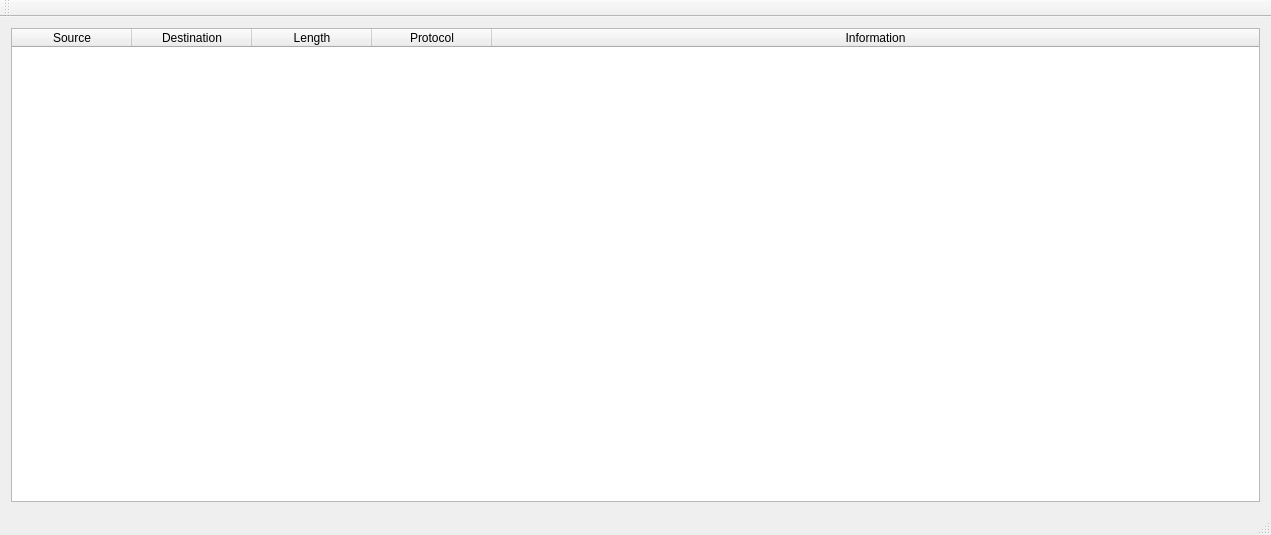
Qt form mainwindow.ui (Shinao/CDansLair) before a commit.
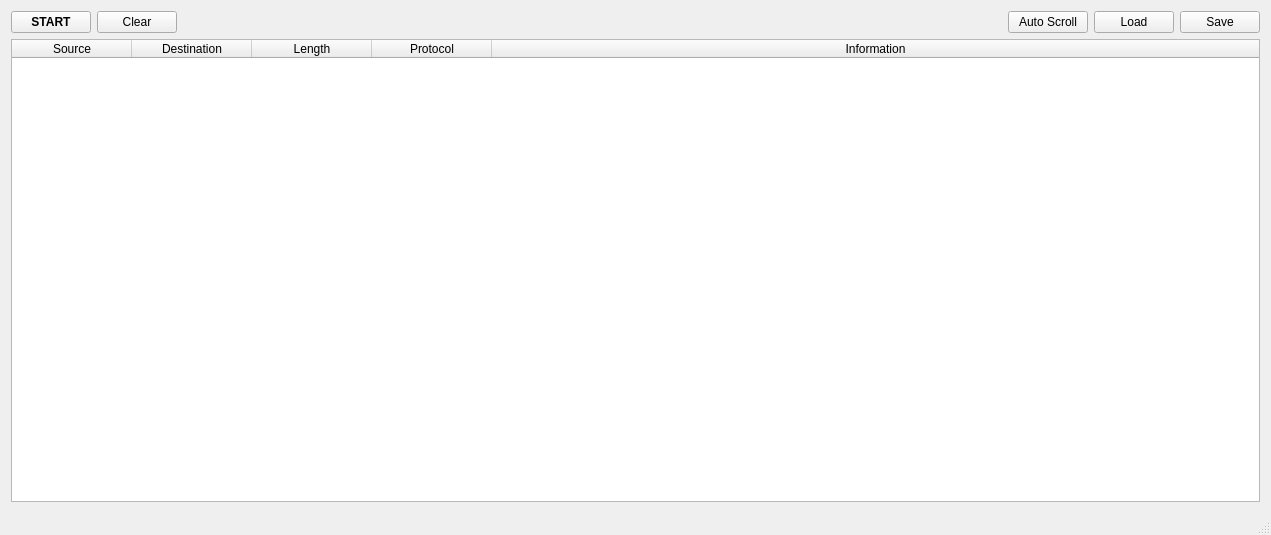
The same form after that commit.

Commit message: GUI toolbar - Begin interface

```diff
--- a/mainwindow.ui
+++ b/mainwindow.ui
@@ -15,7 +15,7 @@
   </property>
   <widget class="QWidget" name="centralWidget">
    <layout class="QGridLayout" name="gridLayout">
-    <item row="0" column="0">
+    <item row="2" column="0">
      <widget class="QTableWidget" name="tableWidget">
       <property name="alternatingRowColors">
        <bool>true</bool>
@@ -59,6 +59,64 @@
       </column>
      </widget>
     </item>
+    <item row="0" column="0">
+     <layout class="QHBoxLayout" name="horizontalLayout">
+      <item>
+       <widget class="QPushButton" name="pb_sniff">
+        <property name="font">
+         <font>
+          <weight>75</weight>
+          <bold>true</bold>
+         </font>
+        </property>
+        <property name="text">
+         <string>START</string>
+        </property>
+       </widget>
+      </item>
+      <item>
+       <widget class="QPushButton" name="pushButton_2">
+        <property name="text">
+         <string>Clear</string>
+        </property>
+       </widget>
+      </item>
+      <item>
+       <spacer name="horizontalSpacer">
+        <property name="orientation">
+         <enum>Qt::Horizontal</enum>
+        </property>
+        <property name="sizeHint" stdset="0">
+         <size>
+          <width>40</width>
+          <height>20</height>
+         </size>
+        </property>
+       </spacer>
+      </item>
+      <item>
+       <widget class="QPushButton" name="pb_scroll">
+        <property name="text">
+         <string>Auto Scroll</string>
+        </property>
+       </widget>
+      </item>
+      <item>
+       <widget class="QPushButton" name="pushButton">
+        <property name="text">
+         <string>Load</string>
+        </property>
+       </widget>
+      </item>
+      <item>
+       <widget class="QPushButton" name="pushButton_3">
+        <property name="text">
+         <string>Save</string>
+        </property>
+       </widget>
+      </item>
+     </layout>
+    </item>
    </layout>
   </widget>
   <widget class="QMenuBar" name="menuBar">
@@ -71,14 +129,6 @@
     </rect>
    </property>
   </widget>
-  <widget class="QToolBar" name="mainToolBar">
-   <attribute name="toolBarArea">
-    <enum>TopToolBarArea</enum>
-   </attribute>
-   <attribute name="toolBarBreak">
-    <bool>false</bool>
-   </attribute>
-  </widget>
   <widget class="QStatusBar" name="statusBar"/>
  </widget>
  <layoutdefault spacing="6" margin="11"/>
```
Left out of the diff: 3 changed lines with no effect on the pictures. The commit also changes 3 other files.
